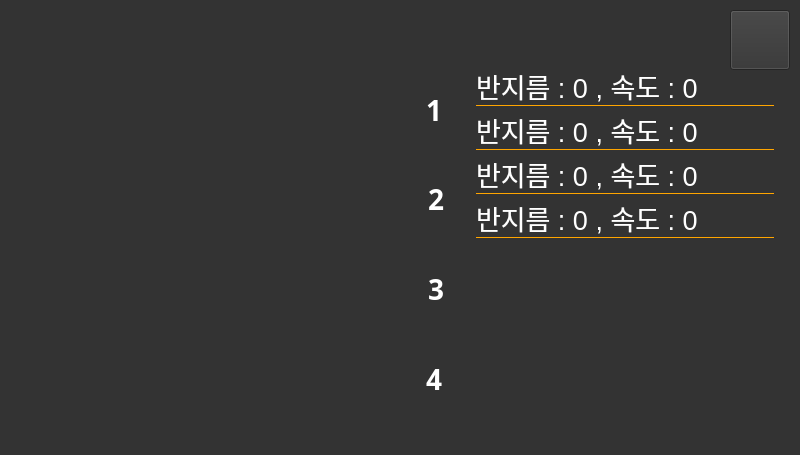
RODU-LAB/snake_robot, file app_snake_robot/snake_robot_gui/main_window.ui: the form before one commit.
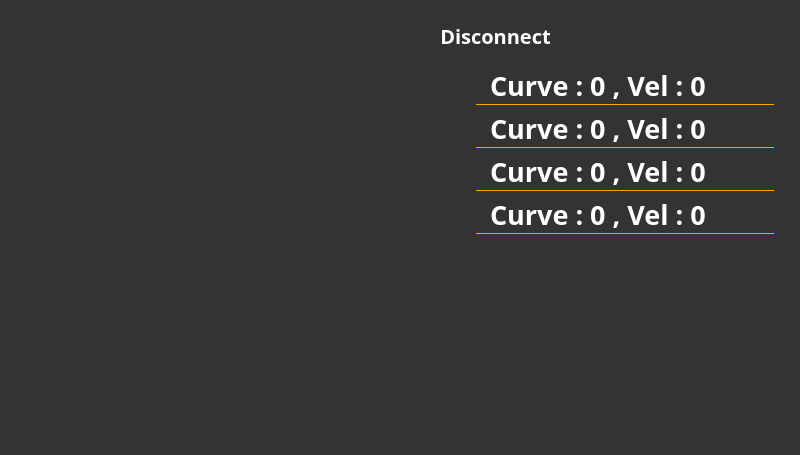
The form after the commit. Icons and pictures are not drawn. Custom widgets are drawn as their Qt base class.

What changed in the file:
```diff
--- a/app_snake_robot/snake_robot_gui/main_window.ui
+++ b/app_snake_robot/snake_robot_gui/main_window.ui
@@ -2,6 +2,9 @@
 <ui version="4.0">
  <class>MainWindow</class>
  <widget class="QMainWindow" name="MainWindow">
+  <property name="enabled">
+   <bool>true</bool>
+  </property>
   <property name="geometry">
    <rect>
     <x>0</x>
@@ -10,8 +13,18 @@
     <height>455</height>
    </rect>
   </property>
+  <property name="sizePolicy">
+   <sizepolicy hsizetype="Fixed" vsizetype="Fixed">
+    <horstretch>0</horstretch>
+    <verstretch>0</verstretch>
+   </sizepolicy>
+  </property>
   <property name="windowTitle">
-   <string>MainWindow</string>
+   <string>Snake_Robot_Controller</string>
+  </property>
+  <property name="windowIcon">
+   <iconset>
+    <normaloff>:/images/gui_png/rodu.png</normaloff>:/images/gui_png/rodu.png</iconset>
   </property>
   <property name="styleSheet">
    <string notr="true">background: #333;</string>
@@ -64,7 +77,7 @@
        </property>
        <property name="icon">
         <iconset>
-         <normaloff>gui_png/return 3.png</normaloff>gui_png/return 3.png</iconset>
+         <normaloff>:/images/gui_png/special2.png</normaloff>:/images/gui_png/special2.png</iconset>
        </property>
        <property name="iconSize">
         <size>
@@ -118,7 +131,7 @@
        </property>
        <property name="icon">
         <iconset>
-         <normaloff>gui_png/return 2 (2).png</normaloff>gui_png/return 2 (2).png</iconset>
+         <normaloff>:/images/gui_png/special1.png</normaloff>:/images/gui_png/special1.png</iconset>
        </property>
        <property name="iconSize">
         <size>
@@ -185,7 +198,7 @@
        </property>
        <property name="icon">
         <iconset>
-         <normaloff>gui_png/Ellipse 3.png</normaloff>gui_png/Ellipse 3.png</iconset>
+         <normaloff>:/images/gui_png/number1.png</normaloff>:/images/gui_png/number1.png</iconset>
        </property>
        <property name="iconSize">
         <size>
@@ -220,11 +233,11 @@
       <widget class="QLabel" name="label1">
        <property name="font">
         <font>
-         <family>Ubuntu</family>
+         <family>Noto Sans</family>
          <pointsize>20</pointsize>
-         <weight>50</weight>
+         <weight>75</weight>
          <italic>false</italic>
-         <bold>false</bold>
+         <bold>true</bold>
          <strikeout>false</strikeout>
          <kerning>true</kerning>
         </font>
@@ -235,11 +248,13 @@
        <property name="styleSheet">
         <string notr="true">
 border-bottom: 1px solid orange;
-font: 20pt &quot;Ubuntu&quot;;
-color: white;</string>
+color : white;
+font-family: Noto Sans;
+font-style: normal;
+line-height: normal;</string>
        </property>
        <property name="text">
-        <string>반지름 : 0 , 속도 : 0</string>
+        <string>  Curve : 0 , Vel : 0</string>
        </property>
        <property name="textFormat">
         <enum>Qt::AutoText</enum>
@@ -258,7 +273,7 @@
        </property>
        <property name="icon">
         <iconset>
-         <normaloff>gui_png/Ellipse 3.png</normaloff>gui_png/Ellipse 3.png</iconset>
+         <normaloff>:/images/gui_png/number2.png</normaloff>:/images/gui_png/number2.png</iconset>
        </property>
        <property name="iconSize">
         <size>
@@ -275,11 +290,11 @@
       <widget class="QLabel" name="label2">
        <property name="font">
         <font>
-         <family>Ubuntu</family>
+         <family>Noto Sans</family>
          <pointsize>20</pointsize>
-         <weight>50</weight>
+         <weight>75</weight>
          <italic>false</italic>
-         <bold>false</bold>
+         <bold>true</bold>
          <strikeout>false</strikeout>
          <kerning>true</kerning>
         </font>
@@ -290,11 +305,13 @@
        <property name="styleSheet">
         <string notr="true">
 border-bottom: 1px solid orange;
-font: 20pt &quot;Ubuntu&quot;;
-color: white;</string>
+color : white;
+font-family: Noto Sans;
+font-style: normal;
+line-height: normal;</string>
        </property>
        <property name="text">
-        <string>반지름 : 0 , 속도 : 0</string>
+        <string>  Curve : 0 , Vel : 0</string>
        </property>
        <property name="textFormat">
         <enum>Qt::AutoText</enum>
@@ -313,7 +330,7 @@
        </property>
        <property name="icon">
         <iconset>
-         <normaloff>gui_png/Ellipse 3.png</normaloff>gui_png/Ellipse 3.png</iconset>
+         <normaloff>:/images/gui_png/number3.png</normaloff>:/images/gui_png/number3.png</iconset>
        </property>
        <property name="iconSize">
         <size>
@@ -330,11 +347,11 @@
       <widget class="QLabel" name="label3">
        <property name="font">
         <font>
-         <family>Ubuntu</family>
+         <family>Noto Sans</family>
          <pointsize>20</pointsize>
-         <weight>50</weight>
+         <weight>75</weight>
          <italic>false</italic>
-         <bold>false</bold>
+         <bold>true</bold>
          <strikeout>false</strikeout>
          <kerning>true</kerning>
         </font>
@@ -345,11 +362,13 @@
        <property name="styleSheet">
         <string notr="true">
 border-bottom: 1px solid orange;
-font: 20pt &quot;Ubuntu&quot;;
-color: white;</string>
+color : white;
+font-family: Noto Sans;
+font-style: normal;
+line-height: normal;</string>
        </property>
        <property name="text">
-        <string>반지름 : 0 , 속도 : 0</string>
+        <string>  Curve : 0 , Vel : 0</string>
        </property>
        <property name="textFormat">
         <enum>Qt::AutoText</enum>
@@ -368,7 +387,7 @@
        </property>
        <property name="icon">
         <iconset>
-         <normaloff>gui_png/Ellipse 3.png</normaloff>gui_png/Ellipse 3.png</iconset>
+         <normaloff>:/images/gui_png/number4.png</normaloff>:/images/gui_png/number4.png</iconset>
        </property>
        <property name="iconSize">
         <size>
@@ -385,11 +404,11 @@
       <widget class="QLabel" name="label4">
        <property name="font">
         <font>
-         <family>Ubuntu</family>
+         <family>Noto Sans</family>
          <pointsize>20</pointsize>
-         <weight>50</weight>
+         <weight>75</weight>
          <italic>false</italic>
-         <bold>false</bold>
+         <bold>true</bold>
          <strikeout>false</strikeout>
          <kerning>true</kerning>
         </font>
@@ -400,11 +419,13 @@
        <property name="styleSheet">
         <string notr="true">
 border-bottom: 1px solid orange;
-font: 20pt &quot;Ubuntu&quot;;
-color: white;</string>
+color : white;
+font-family: Noto Sans;
+font-style: normal;
+line-height: normal;</string>
        </property>
        <property name="text">
-        <string>반지름 : 0 , 속도 : 0</string>
+        <string>  Curve : 0 , Vel : 0</string>
        </property>
        <property name="textFormat">
         <enum>Qt::AutoText</enum>
@@ -413,7 +434,7 @@
      </item>
     </layout>
    </widget>
-   <widget class="QPushButton" name="pushButton">
+   <widget class="QPushButton" name="setting">
     <property name="geometry">
      <rect>
       <x>730</x>
@@ -427,176 +448,265 @@
     </property>
     <property name="icon">
      <iconset>
-      <normaloff>gui_png/setting.png</normaloff>gui_png/setting.png</iconset>
+      <normaloff>:/images/gui_png/set.png</normaloff>:/images/gui_png/set.png</iconset>
     </property>
     <property name="iconSize">
      <size>
-      <width>65</width>
-      <height>65</height>
+      <width>80</width>
+      <height>80</height>
      </size>
     </property>
+    <property name="flat">
+     <bool>true</bool>
+    </property>
    </widget>
-   <widget class="Joystick" name="widget" native="true">
+   <widget class="QPushButton" name="pushButton">
     <property name="geometry">
      <rect>
-      <x>30</x>
+      <x>152</x>
+      <y>57</y>
+      <width>100</width>
+      <height>100</height>
+     </rect>
+    </property>
+    <property name="minimumSize">
+     <size>
+      <width>80</width>
+      <height>80</height>
+     </size>
+    </property>
+    <property name="text">
+     <string/>
+    </property>
+    <property name="icon">
+     <iconset>
+      <normaloff>:/images/gui_png/arrow2.png</normaloff>:/images/gui_png/arrow2.png</iconset>
+    </property>
+    <property name="iconSize">
+     <size>
+      <width>80</width>
+      <height>80</height>
+     </size>
+    </property>
+    <property name="flat">
+     <bool>true</bool>
+    </property>
+   </widget>
+   <widget class="QPushButton" name="pushButton_2">
+    <property name="geometry">
+     <rect>
+      <x>62</x>
+      <y>147</y>
+      <width>100</width>
+      <height>100</height>
+     </rect>
+    </property>
+    <property name="minimumSize">
+     <size>
+      <width>80</width>
+      <height>80</height>
+     </size>
+    </property>
+    <property name="text">
+     <string/>
+    </property>
+    <property name="icon">
+     <iconset>
+      <normaloff>:/images/gui_png/arrow4.png</normaloff>:/images/gui_png/arrow4.png</iconset>
+    </property>
+    <property name="iconSize">
+     <size>
+      <width>80</width>
+      <height>80</height>
+     </size>
+    </property>
+    <property name="flat">
+     <bool>true</bool>
+    </property>
+   </widget>
+   <widget class="QPushButton" name="pushButton_3">
+    <property name="geometry">
+     <rect>
+      <x>242</x>
+      <y>147</y>
+      <width>100</width>
+      <height>100</height>
+     </rect>
+    </property>
+    <property name="minimumSize">
+     <size>
+      <width>80</width>
+      <height>80</height>
+     </size>
+    </property>
+    <property name="text">
+     <string/>
+    </property>
+    <property name="icon">
+     <iconset>
+      <normaloff>:/images/gui_png/arrow5.png</normaloff>:/images/gui_png/arrow5.png</iconset>
+    </property>
+    <property name="iconSize">
+     <size>
+      <width>80</width>
+      <height>80</height>
+     </size>
+    </property>
+    <property name="flat">
+     <bool>true</bool>
+    </property>
+   </widget>
+   <widget class="QPushButton" name="pushButton_4">
+    <property name="geometry">
+     <rect>
+      <x>152</x>
+      <y>237</y>
+      <width>100</width>
+      <height>100</height>
+     </rect>
+    </property>
+    <property name="minimumSize">
+     <size>
+      <width>80</width>
+      <height>80</height>
+     </size>
+    </property>
+    <property name="text">
+     <string/>
+    </property>
+    <property name="icon">
+     <iconset>
+      <normaloff>:/images/gui_png/arrow3.png</normaloff>:/images/gui_png/arrow3.png</iconset>
+    </property>
+    <property name="iconSize">
+     <size>
+      <width>80</width>
+      <height>80</height>
+     </size>
+    </property>
+    <property name="flat">
+     <bool>true</bool>
+    </property>
+   </widget>
+   <widget class="QPushButton" name="pushButton_5">
+    <property name="geometry">
+     <rect>
+      <x>152</x>
+      <y>147</y>
+      <width>100</width>
+      <height>100</height>
+     </rect>
+    </property>
+    <property name="minimumSize">
+     <size>
+      <width>80</width>
+      <height>80</height>
+     </size>
+    </property>
+    <property name="text">
+     <string/>
+    </property>
+    <property name="icon">
+     <iconset>
+      <normaloff>:/images/gui_png/home2.png</normaloff>:/images/gui_png/home2.png</iconset>
+    </property>
+    <property name="iconSize">
+     <size>
+      <width>100</width>
+      <height>100</height>
+     </size>
+    </property>
+    <property name="flat">
+     <bool>true</bool>
+    </property>
+   </widget>
+   <widget class="QPushButton" name="setting_2">
+    <property name="geometry">
+     <rect>
+      <x>660</x>
+      <y>10</y>
+      <width>60</width>
+      <height>60</height>
+     </rect>
+    </property>
+    <property name="text">
+     <string/>
+    </property>
+    <property name="icon">
+     <iconset>
+      <normaloff>:/images/gui_png/blue.png</normaloff>:/images/gui_png/blue.png</iconset>
+    </property>
+    <property name="iconSize">
+     <size>
+      <width>80</width>
+      <height>80</height>
+     </size>
+    </property>
+    <property name="flat">
+     <bool>true</bool>
+    </property>
+   </widget>
+   <widget class="QPushButton" name="setting_3">
+    <property name="geometry">
+     <rect>
+      <x>590</x>
+      <y>10</y>
+      <width>60</width>
+      <height>60</height>
+     </rect>
+    </property>
+    <property name="text">
+     <string/>
+    </property>
+    <property name="icon">
+     <iconset>
+      <normaloff>:/images/gui_png/wheel.png</normaloff>:/images/gui_png/wheel.png</iconset>
+    </property>
+    <property name="iconSize">
+     <size>
+      <width>80</width>
+      <height>80</height>
+     </size>
+    </property>
+    <property name="flat">
+     <bool>true</bool>
+    </property>
+   </widget>
+   <widget class="QLabel" name="label_connect">
+    <property name="geometry">
+     <rect>
+      <x>430</x>
       <y>20</y>
-      <width>341</width>
-      <height>321</height>
+      <width>131</width>
+      <height>31</height>
      </rect>
     </property>
-   </widget>
-   <widget class="QLabel" name="label">
-    <property name="geometry">
-     <rect>
-      <x>426</x>
-      <y>90</y>
-      <width>20</width>
-      <height>40</height>
-     </rect>
-    </property>
     <property name="font">
      <font>
       <family>Noto Sans</family>
-      <pointsize>-1</pointsize>
+      <pointsize>15</pointsize>
       <weight>75</weight>
       <italic>false</italic>
       <bold>true</bold>
+      <underline>false</underline>
      </font>
     </property>
     <property name="styleSheet">
-     <string notr="true">color: #FFF;
+     <string notr="true">color : white;
 font-family: Noto Sans;
-font-size: 26px;
 font-style: normal;
-font-weight: 600;
-line-height: normal;color: #FFF;
-font-family: Noto Sans;
-font-size: 28px;
-font-style: normal;
-font-weight: 600;
 line-height: normal;</string>
     </property>
     <property name="text">
-     <string>1</string>
+     <string>Disconnect</string>
     </property>
-   </widget>
-   <widget class="QLabel" name="label_2">
-    <property name="geometry">
-     <rect>
-      <x>428</x>
-      <y>179</y>
-      <width>20</width>
-      <height>40</height>
-     </rect>
-    </property>
-    <property name="font">
-     <font>
-      <family>Noto Sans</family>
-      <pointsize>-1</pointsize>
-      <weight>75</weight>
-      <italic>false</italic>
-      <bold>true</bold>
-     </font>
-    </property>
-    <property name="styleSheet">
-     <string notr="true">color: #FFF;
-font-family: Noto Sans;
-font-size: 26px;
-font-style: normal;
-font-weight: 600;
-line-height: normal;color: #FFF;
-font-family: Noto Sans;
-font-size: 28px;
-font-style: normal;
-font-weight: 600;
-line-height: normal;</string>
-    </property>
-    <property name="text">
-     <string>2</string>
-    </property>
-   </widget>
-   <widget class="QLabel" name="label_3">
-    <property name="geometry">
-     <rect>
-      <x>426</x>
-      <y>359</y>
-      <width>20</width>
-      <height>40</height>
-     </rect>
-    </property>
-    <property name="font">
-     <font>
-      <family>Noto Sans</family>
-      <pointsize>-1</pointsize>
-      <weight>75</weight>
-      <italic>false</italic>
-      <bold>true</bold>
-     </font>
-    </property>
-    <property name="styleSheet">
-     <string notr="true">color: #FFF;
-font-family: Noto Sans;
-font-size: 26px;
-font-style: normal;
-font-weight: 600;
-line-height: normal;color: #FFF;
-font-family: Noto Sans;
-font-size: 28px;
-font-style: normal;
-font-weight: 600;
-line-height: normal;</string>
-    </property>
-    <property name="text">
-     <string>4</string>
-    </property>
-   </widget>
-   <widget class="QLabel" name="label_4">
-    <property name="geometry">
-     <rect>
-      <x>428</x>
-      <y>269</y>
-      <width>20</width>
-      <height>40</height>
-     </rect>
-    </property>
-    <property name="font">
-     <font>
-      <family>Noto Sans</family>
-      <pointsize>-1</pointsize>
-      <weight>75</weight>
-      <italic>false</italic>
-      <bold>true</bold>
-     </font>
-    </property>
-    <property name="styleSheet">
-     <string notr="true">color: #FFF;
-font-family: Noto Sans;
-font-size: 26px;
-font-style: normal;
-font-weight: 600;
-line-height: normal;color: #FFF;
-font-family: Noto Sans;
-font-size: 28px;
-font-style: normal;
-font-weight: 600;
-line-height: normal;</string>
-    </property>
-    <property name="text">
-     <string>3</string>
+    <property name="alignment">
+     <set>Qt::AlignCenter</set>
     </property>
    </widget>
   </widget>
   <widget class="QStatusBar" name="statusbar"/>
  </widget>
- <customwidgets>
-  <customwidget>
-   <class>Joystick</class>
-   <extends>QWidget</extends>
-   <header>joystick.h</header>
-   <container>1</container>
-  </customwidget>
- </customwidgets>
  <tabstops>
   <tabstop>function_1</tabstop>
   <tabstop>function_2</tabstop>
```
Left out of the diff: 155 changed lines with no effect on the pictures.
